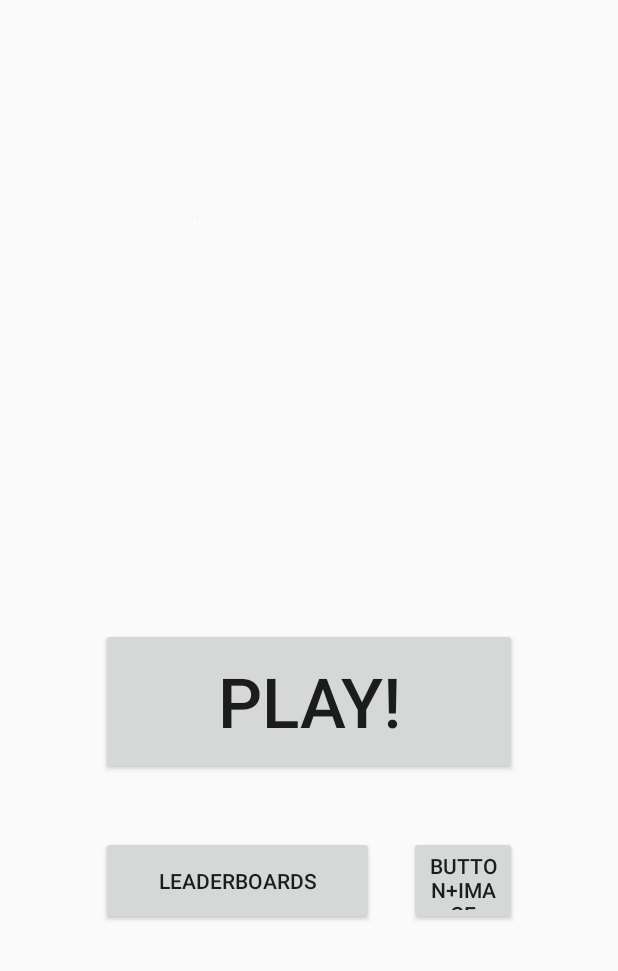
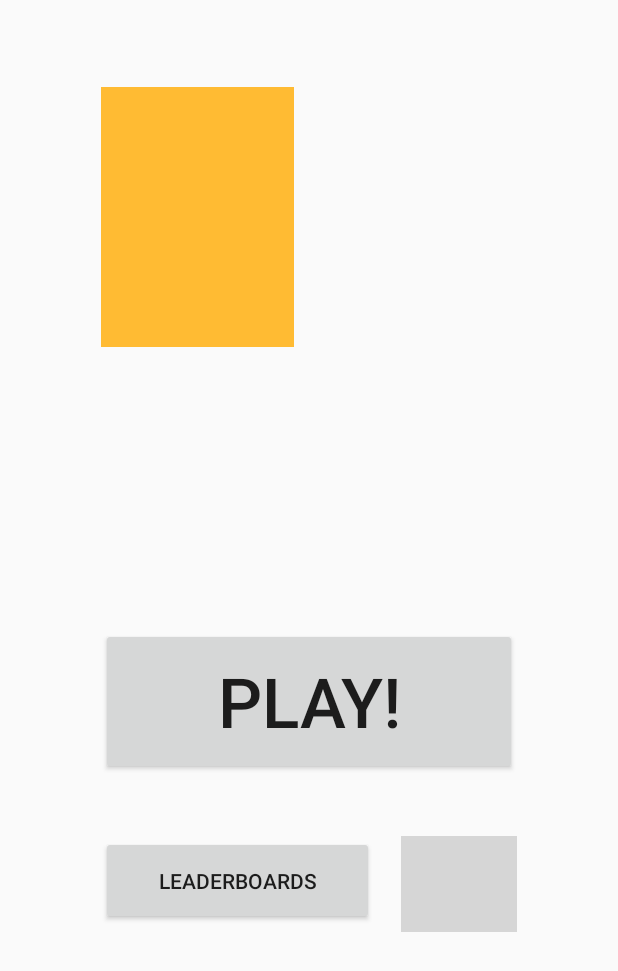
Before and after one commit to ste-corizzato/ProjectMobile, an Android app: the layout activity_main.xml on its own in the app's theme, with its tools: preview values and no code run, on a phone screen of 412 x 824 dp. Shown: the top 971 px of the screen. Run offline under Robolectric (Android 15) with nearby library versions, the phone set to English and light mode, and no system bars; grey boxes are pictures that could not be loaded.

Commit message:
ho modificato il pulsante impostazioni

```diff
--- a/app/src/main/res/layout/activity_main.xml
+++ b/app/src/main/res/layout/activity_main.xml
@@ -27,39 +27,37 @@
         android:layout_height="59dp"
         android:layout_marginStart="67dp"
         android:layout_marginTop="17dp"
-        android:layout_marginEnd="23dp"
         android:layout_marginBottom="184dp"
         android:text="LEADERBOARDS"
         app:layout_constraintBottom_toBottomOf="parent"
-        app:layout_constraintEnd_toStartOf="@+id/button_impostazioni"
         app:layout_constraintStart_toStartOf="parent"
         app:layout_constraintTop_toBottomOf="@+id/button_map" />
 
-    <Button
-        android:id="@+id/button_impostazioni"
-        android:layout_width="72dp"
-        android:layout_height="59dp"
-        android:layout_marginTop="17dp"
-        android:layout_marginEnd="67dp"
-        android:layout_marginBottom="184dp"
-        app:layout_constraintBottom_toBottomOf="parent"
-        app:layout_constraintEnd_toEndOf="parent"
-        app:layout_constraintTop_toBottomOf="@+id/button_map"
-        android:text="Button+image"
-        android:icon="@drawable/allegri"/>
-
     <ImageView
         android:id="@+id/imageView"
-        android:layout_width="wrap_content"
-        android:layout_height="wrap_content"
+        android:layout_width="0dp"
+        android:layout_height="0dp"
         android:layout_marginStart="67dp"
         android:layout_marginTop="58dp"
         android:layout_marginEnd="216dp"
         android:layout_marginBottom="187dp"
+        android:contentDescription="@string/account_image"
         app:layout_constraintBottom_toTopOf="@+id/button_map"
         app:layout_constraintEnd_toEndOf="parent"
         app:layout_constraintStart_toStartOf="parent"
         app:layout_constraintTop_toTopOf="parent"
-        tools:srcCompat="@tools:sample/avatars[11]" />
+        tools:srcCompat="@android:color/holo_orange_light" />
+
+    <ImageButton
+        android:id="@+id/imageButton"
+        android:layout_width="77dp"
+        android:layout_height="64dp"
+        android:layout_marginTop="17dp"
+        android:layout_marginEnd="67dp"
+        android:layout_marginBottom="179dp"
+        app:layout_constraintBottom_toBottomOf="parent"
+        app:layout_constraintEnd_toEndOf="parent"
+        app:layout_constraintTop_toBottomOf="@+id/button_map"
+        app:srcCompat="@drawable/impostazioni" />
 
 </androidx.constraintlayout.widget.ConstraintLayout>
--- a/app/src/main/res/values/strings.xml
+++ b/app/src/main/res/values/strings.xml
@@ -1,4 +1,5 @@
 <resources>
     <string name="app_name">ProjectMobile</string>
     <string name="button">Button</string>
+    <string name="account_image">account image</string>
 </resources>
```
